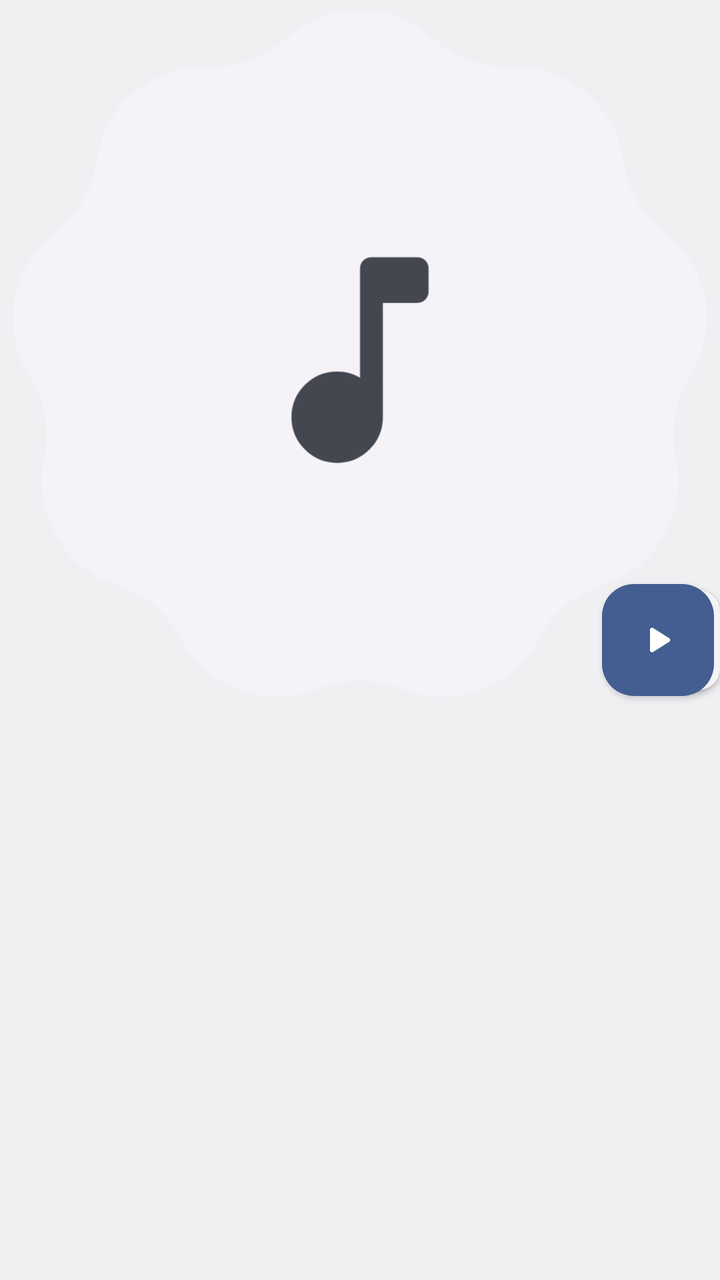
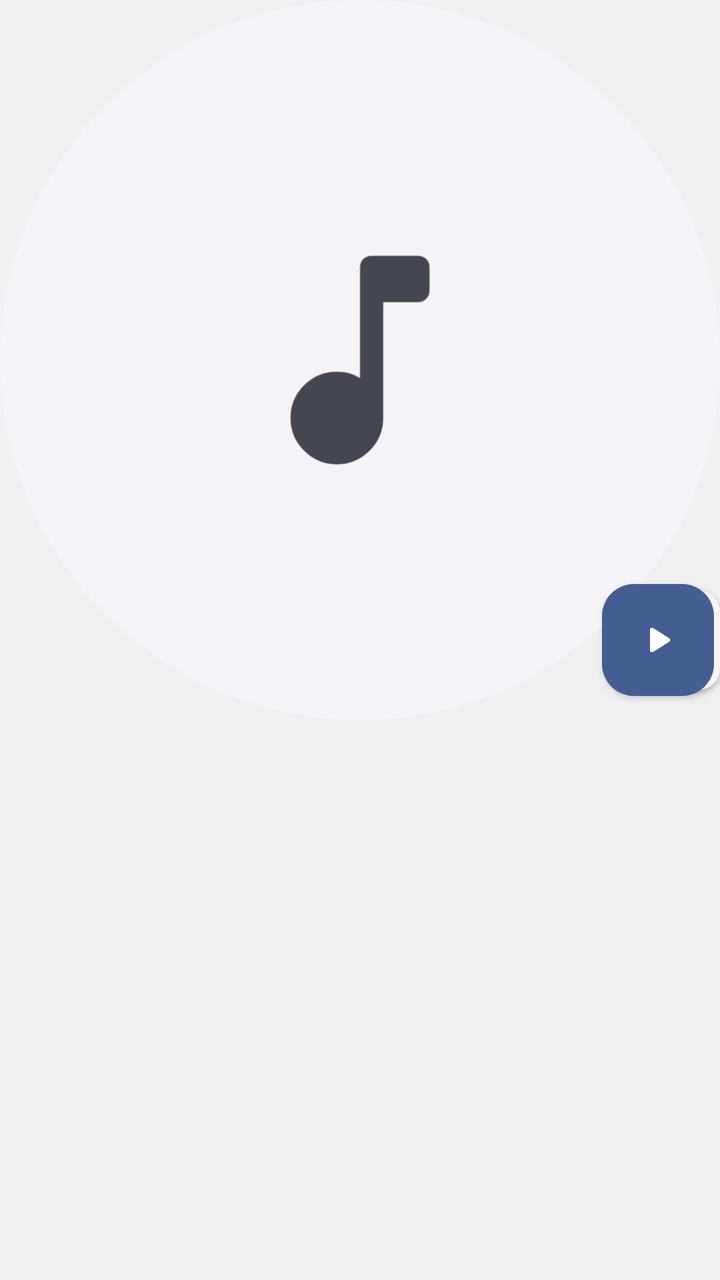

Screens rendered from an Android XML layout before and after an edit, with the pre-edit source and the edit as a unified diff.
<!-- AndroidManifest.xml: application theme Theme.Music -->
<!-- res/layout/widget_floating_bar.xml -->
<?xml version="1.0" encoding="utf-8"?>
<RelativeLayout xmlns:android="http://schemas.android.com/apk/res/android"
    xmlns:tools="http://schemas.android.com/tools"
    android:id="@+id/widget_root"
    android:layout_width="match_parent"
    android:layout_height="match_parent"
    android:clipChildren="false"
    android:clipToPadding="false">

    <ImageView
        android:id="@+id/widget_cover"
        android:layout_width="wrap_content"
        android:layout_height="match_parent"
        android:layout_alignParentStart="true"
        android:adjustViewBounds="true"
        android:importantForAccessibility="no"
        android:scaleType="fitStart"
        android:src="@drawable/widget_cookie_note" />

    <LinearLayout
        android:id="@+id/widget_label"
        android:layout_width="wrap_content"
        android:layout_height="wrap_content"
        tools:ignore="RelativeOverlap"
        android:layout_centerVertical="true"
        android:layout_marginStart="-22dp"
        android:layout_toEndOf="@id/widget_cover"
        android:background="@drawable/widget_label"
        android:elevation="2dp"
        android:orientation="vertical"
        android:paddingStart="12dp"
        android:paddingTop="6dp"
        android:paddingEnd="12dp"
        android:paddingBottom="6dp">

        <TextView
            android:id="@+id/widget_title"
            android:layout_width="wrap_content"
            android:layout_height="wrap_content"
            android:text="@string/label_widget_nothing_playing"
            android:textSize="15sp"
            android:ellipsize="end"
            android:fontFamily="sans-serif-medium"
            android:maxLines="1"
            android:textColor="@color/widget_on_surface" />

        <TextView
            android:id="@+id/widget_text"
            android:layout_width="wrap_content"
            android:layout_height="wrap_content"
            android:textSize="13sp"
            android:ellipsize="end"
            android:maxLines="1"
            android:textColor="@color/widget_on_surface_variant" />
    </LinearLayout>

    <ImageView
        android:id="@+id/widget_play"
        android:layout_width="56dp"
        android:layout_height="56dp"
        android:layout_alignParentEnd="true"
        android:layout_centerVertical="true"
        android:layout_marginEnd="3dp"
        android:background="@drawable/widget_button_primary_rounded"
        android:contentDescription="@string/content_description_play"
        android:elevation="2dp"
        android:padding="16dp"
        android:src="@drawable/ic_play_arrow"
        android:tint="@color/widget_on_primary" />
</RelativeLayout>
<!-- resources referenced by this layout -->
<resources>
  <color name="widget_on_primary">@android:color/system_on_primary_light</color>
  <color name="widget_on_surface">@android:color/system_on_surface_light</color>
  <color name="widget_on_surface_variant">@android:color/system_on_surface_variant_light</color>
  <!-- drawable ic_play_arrow (drawable) -->
  <vector xmlns:android="http://schemas.android.com/apk/res/android"
      android:width="24dp"
      android:height="24dp"
      android:viewportWidth="960"
      android:viewportHeight="960">
    <path
        android:fillColor="@android:color/white"
        android:pathData="M320,687L320,273Q320,256 332,244.5Q344,233 360,233Q365,233 370.5,234.5Q376,236 381,239L707,446Q716,452 720.5,461Q725,470 725,480Q725,490 720.5,499Q716,508 707,514L381,721Q376,724 370.5,725.5Q365,727 360,727Q344,727 332,715.5Q320,704 320,687Z"/>
  </vector>
  <!-- drawable widget_button_primary_rounded (drawable) -->
  <?xml version="1.0" encoding="utf-8"?>
  <ripple xmlns:android="http://schemas.android.com/apk/res/android" android:color="?android:attr/colorControlHighlight">
      <item>
          <shape android:shape="rectangle">
              <corners android:radius="16dp" />
              <solid android:color="@color/widget_primary" />
          </shape>
      </item>
  </ripple>
  <!-- drawable widget_cookie_note (drawable) -->
  <?xml version="1.0" encoding="utf-8"?>
  <layer-list xmlns:android="http://schemas.android.com/apk/res/android">
      <item android:drawable="@drawable/widget_cookie" />
      <item>
          <inset android:drawable="@drawable/widget_ic_music_note" android:inset="31%" />
      </item>
  </layer-list>
  <!-- drawable widget_label (drawable) -->
  <?xml version="1.0" encoding="utf-8"?>
  <shape xmlns:android="http://schemas.android.com/apk/res/android" android:shape="rectangle">
      <corners android:radius="18dp" />
      <solid android:color="@color/widget_surface" />
  </shape>
  <string name="content_description_play">Play</string>
  <string name="label_widget_nothing_playing">Nothing playing</string>
  <style name="Theme.Music" parent="@android:style/Theme.DeviceDefault.DayNight">
          <item name="android:windowActionBar">false</item>
          <item name="android:windowNoTitle">true</item>
      </style>
  <color name="widget_primary">@android:color/system_primary_light</color>
  <!-- drawable widget_cookie (drawable) -->
  <?xml version="1.0" encoding="utf-8"?>
  <vector xmlns:android="http://schemas.android.com/apk/res/android"
      android:width="112dp"
      android:height="112dp"
      android:viewportWidth="1"
      android:viewportHeight="1">
    <path
        android:fillColor="@color/widget_placeholder"
        android:pathData="M0.5000,0.0142 C0.5365,0.0142 0.5730,0.0273 0.6019,0.0535 C0.6313,0.0801 0.6700,0.0942 0.7096,0.0927 C0.7876,0.0897 0.8551,0.1463 0.8657,0.2237 C0.8711,0.2630 0.8916,0.2986 0.9230,0.3229 C0.9847,0.3708 1.0000,0.4576 0.9584,0.5236 C0.9372,0.5572 0.9301,0.5977 0.9385,0.6365 C0.9550,0.7128 0.9109,0.7891 0.8366,0.8130 C0.7988,0.8251 0.7673,0.8515 0.7488,0.8867 C0.7124,0.9557 0.6296,0.9858 0.5573,0.9563 C0.5206,0.9413 0.4794,0.9413 0.4427,0.9563 C0.3704,0.9858 0.2876,0.9557 0.2512,0.8867 C0.2327,0.8515 0.2012,0.8251 0.1634,0.8130 C0.0891,0.7891 0.0450,0.7128 0.0615,0.6365 C0.0699,0.5977 0.0628,0.5572 0.0416,0.5236 C0.0000,0.4576 0.0153,0.3708 0.0770,0.3229 C0.1084,0.2986 0.1289,0.2630 0.1343,0.2237 C0.1449,0.1463 0.2124,0.0897 0.2904,0.0927 C0.3300,0.0942 0.3687,0.0801 0.3981,0.0535 C0.4270,0.0273 0.4635,0.0142 0.5000,0.0142 Z"/>
  </vector>
  <color name="widget_surface">@android:color/system_surface_container_low_light</color>
  <color name="widget_placeholder">@android:color/system_surface_container_low_light</color>
  <!-- unchanged entries left out for length: 1 -->
</resources>

<!-- the commit's change to res/layout/widget_floating_bar.xml (unified diff, before → after) -->
@@ -15,7 +15,7 @@
         android:adjustViewBounds="true"
         android:importantForAccessibility="no"
         android:scaleType="fitStart"
-        android:src="@drawable/widget_cookie_note" />
+        android:src="@drawable/widget_circle_note" />
 
     <LinearLayout
         android:id="@+id/widget_label"
<!-- resource entries referenced after the edit -->
@@ -23,10 +23,14 @@
           </shape>
       </item>
   </ripple>
-  <!-- drawable widget_cookie_note (drawable) -->
+  <!-- drawable widget_circle_note (drawable) -->
   <?xml version="1.0" encoding="utf-8"?>
   <layer-list xmlns:android="http://schemas.android.com/apk/res/android">
-      <item android:drawable="@drawable/widget_cookie" />
+      <item>
+          <shape android:shape="oval">
+              <solid android:color="@color/widget_placeholder" />
+          </shape>
+      </item>
       <item>
           <inset android:drawable="@drawable/widget_ic_music_note" android:inset="31%" />
       </item>
@@ -44,17 +48,6 @@
           <item name="android:windowNoTitle">true</item>
       </style>
   <color name="widget_primary">@android:color/system_primary_light</color>
-  <!-- drawable widget_cookie (drawable) -->
-  <?xml version="1.0" encoding="utf-8"?>
-  <vector xmlns:android="http://schemas.android.com/apk/res/android"
-      android:width="112dp"
-      android:height="112dp"
-      android:viewportWidth="1"
-      android:viewportHeight="1">
-    <path
-        android:fillColor="@color/widget_placeholder"
-        android:pathData="M0.5000,0.0142 C0.5365,0.0142 0.5730,0.0273 0.6019,0.0535 C0.6313,0.0801 0.6700,0.0942 0.7096,0.0927 C0.7876,0.0897 0.8551,0.1463 0.8657,0.2237 C0.8711,0.2630 0.8916,0.2986 0.9230,0.3229 C0.9847,0.3708 1.0000,0.4576 0.9584,0.5236 C0.9372,0.5572 0.9301,0.5977 0.9385,0.6365 C0.9550,0.7128 0.9109,0.7891 0.8366,0.8130 C0.7988,0.8251 0.7673,0.8515 0.7488,0.8867 C0.7124,0.9557 0.6296,0.9858 0.5573,0.9563 C0.5206,0.9413 0.4794,0.9413 0.4427,0.9563 C0.3704,0.9858 0.2876,0.9557 0.2512,0.8867 C0.2327,0.8515 0.2012,0.8251 0.1634,0.8130 C0.0891,0.7891 0.0450,0.7128 0.0615,0.6365 C0.0699,0.5977 0.0628,0.5572 0.0416,0.5236 C0.0000,0.4576 0.0153,0.3708 0.0770,0.3229 C0.1084,0.2986 0.1289,0.2630 0.1343,0.2237 C0.1449,0.1463 0.2124,0.0897 0.2904,0.0927 C0.3300,0.0942 0.3687,0.0801 0.3981,0.0535 C0.4270,0.0273 0.4635,0.0142 0.5000,0.0142 Z"/>
-  </vector>
   <color name="widget_surface">@android:color/system_surface_container_low_light</color>
   <color name="widget_placeholder">@android:color/system_surface_container_low_light</color>
   <!-- unchanged entries left out for length: 1 -->
